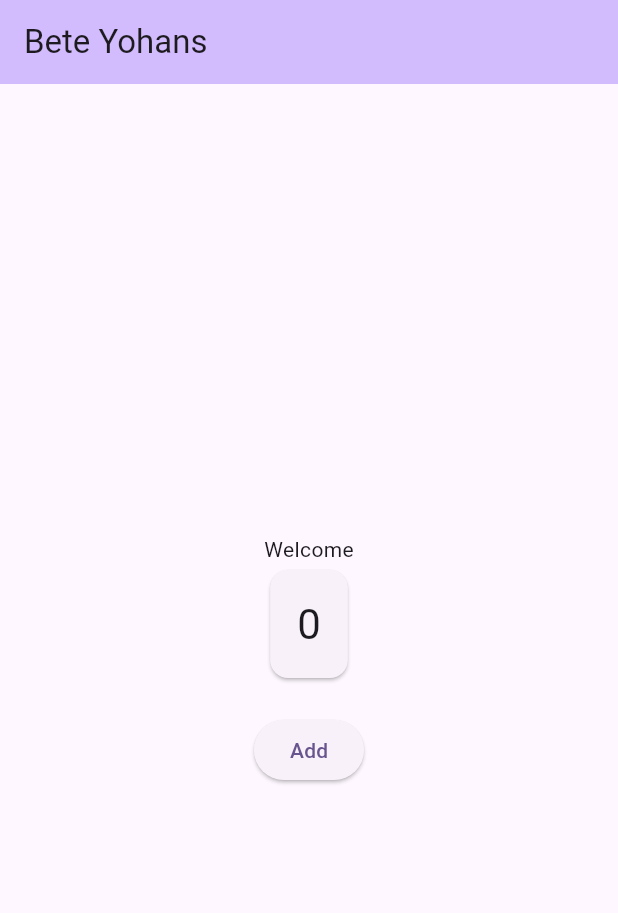
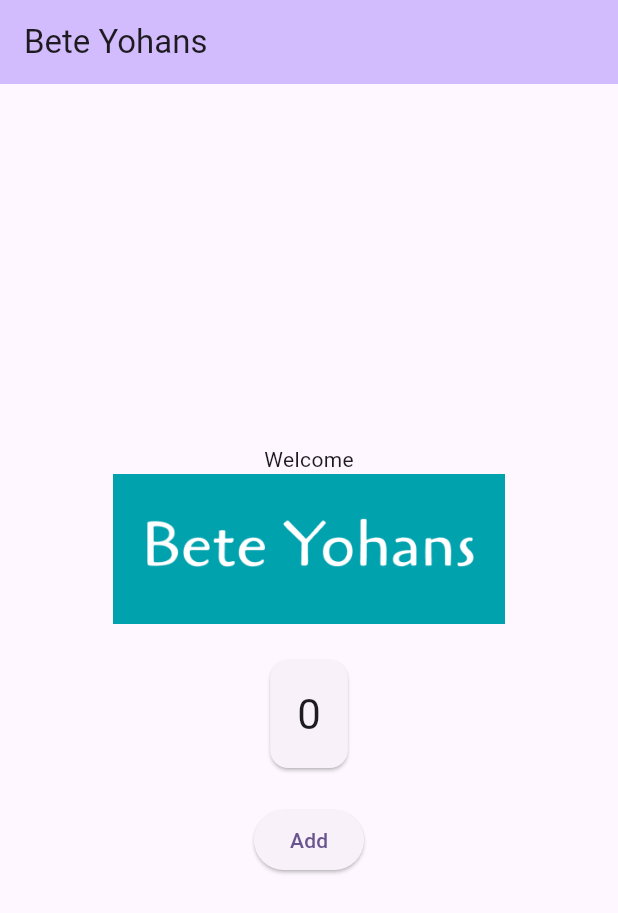
Before and after one commit to Yishak27/beteyohans, a Flutter app: the screen it shows after launch, on a phone screen of 412 x 824 dp. Shown: the top 913 px of the screen. Run offline on Flutter 3.47's test engine with Material 3 defaults, Android fonts, the phone set to English and light mode, and no system bars.

Commit message:
adding and configuring image access

```diff
--- a/lib/main.dart
+++ b/lib/main.dart
@@ -85,6 +85,8 @@ class _MyHomePageState extends State<MyHomePage> {
           mainAxisAlignment: MainAxisAlignment.center,
           children: <Widget>[
             const Text('Welcome'),
+            Image.asset("assets/images/logo.png", width: 300, height: 100),
+            SizedBox(height: 20.0),
             Card(
               child: Padding(
                 padding: const EdgeInsets.all(18.0),
--- a/pubspec.yaml
+++ b/pubspec.yaml
@@ -58,9 +58,8 @@ flutter:
   uses-material-design: true
 
   # To add assets to your application, add an assets section, like this:
-  # assets:
-  #   - images/a_dot_burr.jpeg
-  #   - images/a_dot_ham.jpeg
+  assets:
+    - assets/images/logo.png
 
   # An image asset can refer to one or more resolution-specific "variants", see
   # https://flutter.dev/to/resolution-aware-images
```
Also changed, not shown: assets/images/logo.png (added).
